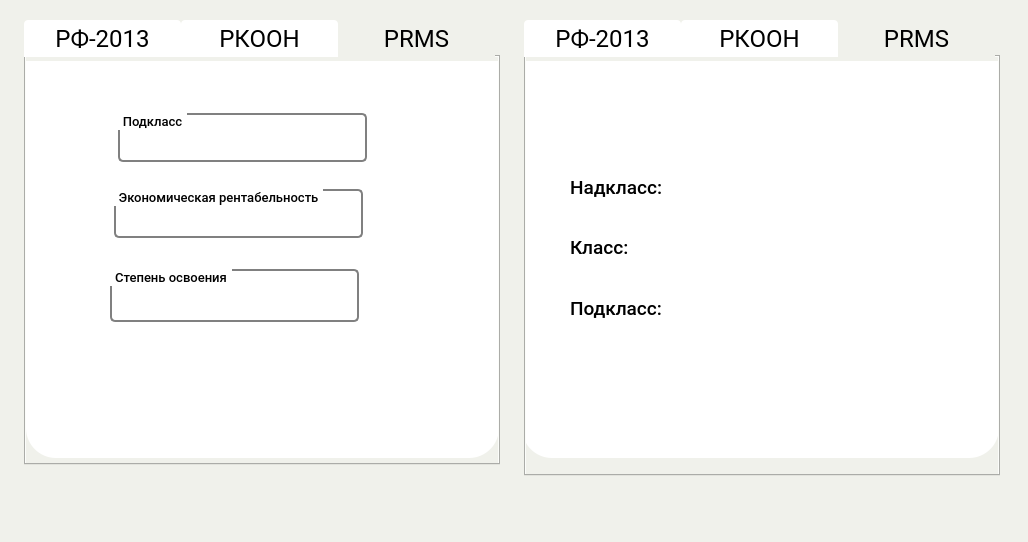
This is pr_2.ui in ShalomGH/multiplying_talents as Qt 5 draws it before an edit. The edited form follows.
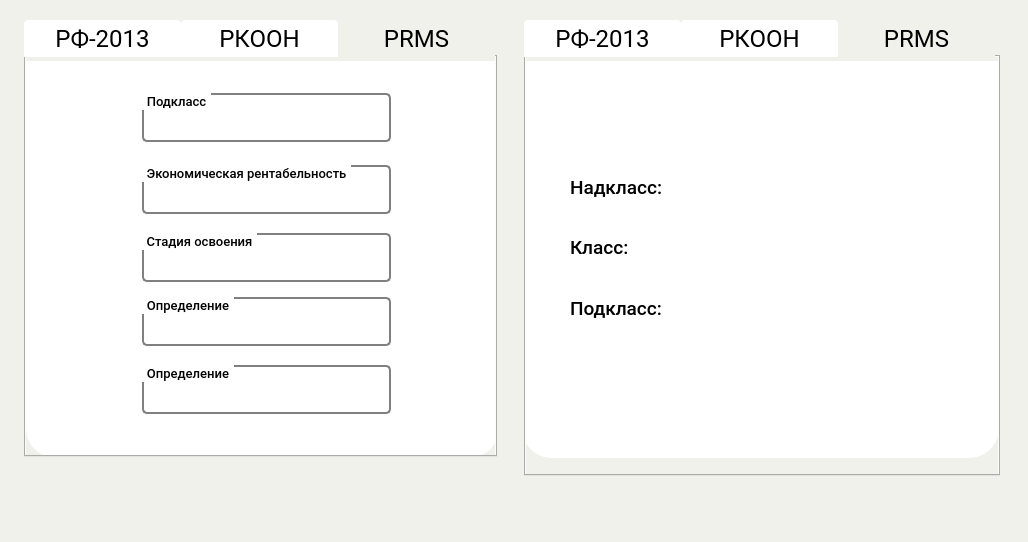
This is the edited form. The open tabs and pages were chosen to show the change.

Commit message: made handler for A, B1, B2 for rf-2013 handler

What changed in the file:
```diff
--- a/pr_2.ui
+++ b/pr_2.ui
@@ -71,8 +71,8 @@
      <rect>
       <x>24</x>
       <y>20</y>
-      <width>476</width>
-      <height>445</height>
+      <width>473</width>
+      <height>437</height>
      </rect>
     </property>
     <property name="sizePolicy">
@@ -1183,12 +1183,18 @@
       <widget class="QGroupBox" name="groupBox_9">
        <property name="geometry">
         <rect>
-         <x>92</x>
-         <y>52</y>
+         <x>116</x>
+         <y>32</y>
          <width>249</width>
          <height>49</height>
         </rect>
        </property>
+       <property name="sizePolicy">
+        <sizepolicy hsizetype="Ignored" vsizetype="Ignored">
+         <horstretch>0</horstretch>
+         <verstretch>0</verstretch>
+        </sizepolicy>
+       </property>
        <property name="font">
         <font>
          <family>Roboto Medium</family>
@@ -1218,9 +1224,15 @@
           <x>4</x>
           <y>16</y>
           <width>241</width>
-          <height>25</height>
+          <height>29</height>
          </rect>
         </property>
+        <property name="sizePolicy">
+         <sizepolicy hsizetype="Ignored" vsizetype="Ignored">
+          <horstretch>0</horstretch>
+          <verstretch>0</verstretch>
+         </sizepolicy>
+        </property>
         <property name="font">
          <font>
           <family>Roboto Light</family>
@@ -1284,15 +1296,241 @@
         </item>
        </widget>
       </widget>
+      <widget class="QGroupBox" name="in_rf_que_1_box_2">
+       <property name="geometry">
+        <rect>
+         <x>116</x>
+         <y>104</y>
+         <width>249</width>
+         <height>49</height>
+        </rect>
+       </property>
+       <property name="sizePolicy">
+        <sizepolicy hsizetype="Ignored" vsizetype="Ignored">
+         <horstretch>0</horstretch>
+         <verstretch>0</verstretch>
+        </sizepolicy>
+       </property>
+       <property name="font">
+        <font>
+         <family>Roboto Medium</family>
+         <pointsize>10</pointsize>
+        </font>
+       </property>
+       <property name="styleSheet">
+        <string notr="true">QGroupBox {
+    background-color: #ffffff;
+    border: 2px solid gray;
+    border-radius: 5px;
+    margin-top: 2ex; /* leave space at the top for the title */
+}
+
+QGroupBox::title {
+    subcontrol-origin: margin;
+    subcontrol-position: top left; /* position at the top center */
+    padding: 0 3px;
+
+}</string>
+       </property>
+       <property name="title">
+        <string>Экономическая рентабельность</string>
+       </property>
+       <widget class="QComboBox" name="in_prms_que_2">
+        <property name="geometry">
+         <rect>
+          <x>4</x>
+          <y>16</y>
+          <width>241</width>
+          <height>29</height>
+         </rect>
+        </property>
+        <property name="sizePolicy">
+         <sizepolicy hsizetype="Ignored" vsizetype="Ignored">
+          <horstretch>0</horstretch>
+          <verstretch>0</verstretch>
+         </sizepolicy>
+        </property>
+        <property name="font">
+         <font>
+          <family>Roboto Light</family>
+          <pointsize>11</pointsize>
+         </font>
+        </property>
+        <property name="styleSheet">
+         <string notr="true">QComboBox {
+    border: 0;
+    border-radius: 3px;
+    padding: 1px 18px 1px 3px;
+    min-width: 6em;
+}
+
+QComboBox::drop-down {
+	subcontrol-origin: padding;
+    subcontrol-position: top right;
+	border-width:0;
+}</string>
+        </property>
+        <property name="inputMethodHints">
+         <set>Qt::ImhLowercaseOnly</set>
+        </property>
+        <property name="editable">
+         <bool>false</bool>
+        </property>
+        <item>
+         <property name="text">
+          <string/>
+         </property>
+        </item>
+        <item>
+         <property name="text">
+          <string>Рентабельны</string>
+         </property>
+        </item>
+        <item>
+         <property name="text">
+          <string>Рентабельны в перспективе</string>
+         </property>
+        </item>
+        <item>
+         <property name="text">
+          <string>Рентабельность не известна</string>
+         </property>
+        </item>
+        <item>
+         <property name="text">
+          <string>Не рентабельны</string>
+         </property>
+        </item>
+        <item>
+         <property name="text">
+          <string>Добываются в убыток</string>
+         </property>
+        </item>
+       </widget>
+      </widget>
+      <widget class="QGroupBox" name="in_rf_que_2_box_2">
+       <property name="geometry">
+        <rect>
+         <x>116</x>
+         <y>172</y>
+         <width>249</width>
+         <height>49</height>
+        </rect>
+       </property>
+       <property name="sizePolicy">
+        <sizepolicy hsizetype="Ignored" vsizetype="Ignored">
+         <horstretch>0</horstretch>
+         <verstretch>0</verstretch>
+        </sizepolicy>
+       </property>
+       <property name="font">
+        <font>
+         <family>Roboto Medium</family>
+         <pointsize>10</pointsize>
+        </font>
+       </property>
+       <property name="styleSheet">
+        <string notr="true">QGroupBox {
+    background-color: #ffffff;
+    border: 2px solid gray;
+    border-radius: 5px;
+    margin-top: 2ex; /* leave space at the top for the title */
+}
+
+QGroupBox::title {
+    subcontrol-origin: margin;
+    subcontrol-position: top left; /* position at the top center */
+    padding: 0 3px
+}</string>
+       </property>
+       <property name="title">
+        <string>Стадия освоения</string>
+       </property>
+       <widget class="QComboBox" name="in_prms_que_3">
+        <property name="geometry">
+         <rect>
+          <x>4</x>
+          <y>16</y>
+          <width>241</width>
+          <height>29</height>
+         </rect>
+        </property>
+        <property name="sizePolicy">
+         <sizepolicy hsizetype="Ignored" vsizetype="Ignored">
+          <horstretch>0</horstretch>
+          <verstretch>0</verstretch>
+         </sizepolicy>
+        </property>
+        <property name="font">
+         <font>
+          <family>Roboto Light</family>
+          <pointsize>11</pointsize>
+          <weight>50</weight>
+          <bold>false</bold>
+         </font>
+        </property>
+        <property name="styleSheet">
+         <string notr="true">QComboBox {
+    border: 0;
+    border-radius: 3px;
+    padding: 1px 18px 1px 3px;
+    min-width: 6em;
+}
+
+QComboBox::drop-down {
+	subcontrol-origin: padding;
+    subcontrol-position: top right;
+	border-width:0;
+}</string>
+        </property>
+        <property name="inputMethodHints">
+         <set>Qt::ImhLowercaseOnly</set>
+        </property>
+        <property name="editable">
+         <bool>false</bool>
+        </property>
+        <item>
+         <property name="text">
+          <string/>
+         </property>
+        </item>
+        <item>
+         <property name="text">
+          <string>Проект на утверждении</string>
+         </property>
+        </item>
+        <item>
+         <property name="text">
+          <string>Проектирование ведётся</string>
+         </property>
+        </item>
+        <item>
+         <property name="text">
+          <string>Проектирование задержано</string>
+         </property>
+        </item>
+        <item>
+         <property name="text">
+          <string>Проектирование не планируется</string>
+         </property>
+        </item>
+       </widget>
+      </widget>
       <widget class="QGroupBox" name="groupBox_10">
        <property name="geometry">
         <rect>
-         <x>88</x>
-         <y>128</y>
+         <x>116</x>
+         <y>236</y>
          <width>249</width>
          <height>49</height>
         </rect>
        </property>
+       <property name="sizePolicy">
+        <sizepolicy hsizetype="Ignored" vsizetype="Ignored">
+         <horstretch>0</horstretch>
+         <verstretch>0</verstretch>
+        </sizepolicy>
+       </property>
        <property name="font">
         <font>
          <family>Roboto Medium</family>
@@ -1314,17 +1552,23 @@
 }</string>
        </property>
        <property name="title">
-        <string>Экономическая рентабельность</string>
+        <string>Определение</string>
        </property>
        <widget class="QComboBox" name="in_prms_profit">
         <property name="geometry">
          <rect>
           <x>4</x>
-          <y>24</y>
+          <y>16</y>
           <width>241</width>
-          <height>21</height>
+          <height>29</height>
          </rect>
         </property>
+        <property name="sizePolicy">
+         <sizepolicy hsizetype="Ignored" vsizetype="Ignored">
+          <horstretch>0</horstretch>
+          <verstretch>0</verstretch>
+         </sizepolicy>
+        </property>
         <property name="font">
          <font>
           <family>Roboto Light</family>
@@ -1391,12 +1635,18 @@
       <widget class="QGroupBox" name="groupBox_11">
        <property name="geometry">
         <rect>
-         <x>84</x>
-         <y>208</y>
+         <x>116</x>
+         <y>304</y>
          <width>249</width>
-         <height>53</height>
+         <height>49</height>
         </rect>
        </property>
+       <property name="sizePolicy">
+        <sizepolicy hsizetype="Ignored" vsizetype="Ignored">
+         <horstretch>0</horstretch>
+         <verstretch>0</verstretch>
+        </sizepolicy>
+       </property>
        <property name="font">
         <font>
          <family>Roboto Medium</family>
@@ -1418,17 +1668,23 @@
 }</string>
        </property>
        <property name="title">
-        <string>Степень освоения</string>
+        <string>Определение</string>
        </property>
        <widget class="QComboBox" name="in_prms_subclass_2">
         <property name="geometry">
          <rect>
           <x>4</x>
-          <y>24</y>
+          <y>16</y>
           <width>241</width>
-          <height>25</height>
+          <height>29</height>
          </rect>
         </property>
+        <property name="sizePolicy">
+         <sizepolicy hsizetype="Ignored" vsizetype="Ignored">
+          <horstretch>0</horstretch>
+          <verstretch>0</verstretch>
+         </sizepolicy>
+        </property>
         <property name="font">
          <font>
           <family>Roboto Light</family>
```
Left out of the diff: 161 changed lines with no effect on the pictures. The commit also changes 2 other files.
